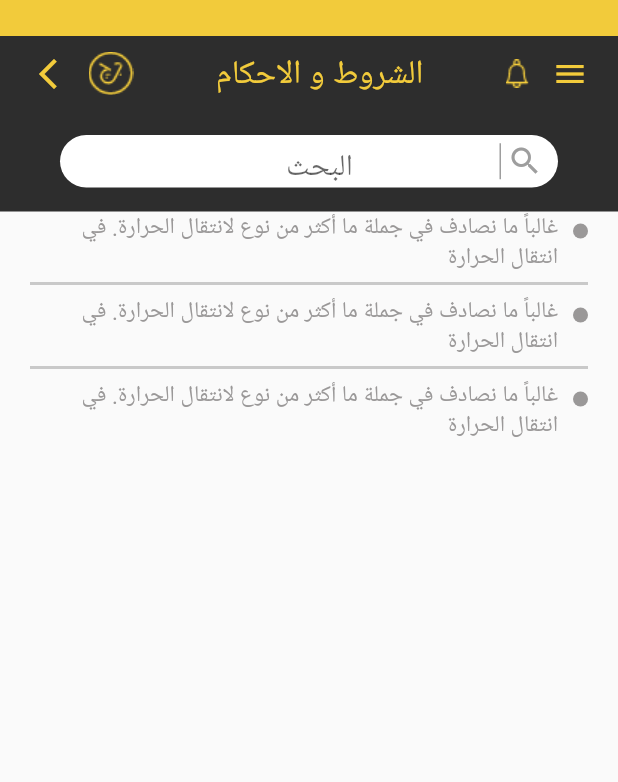
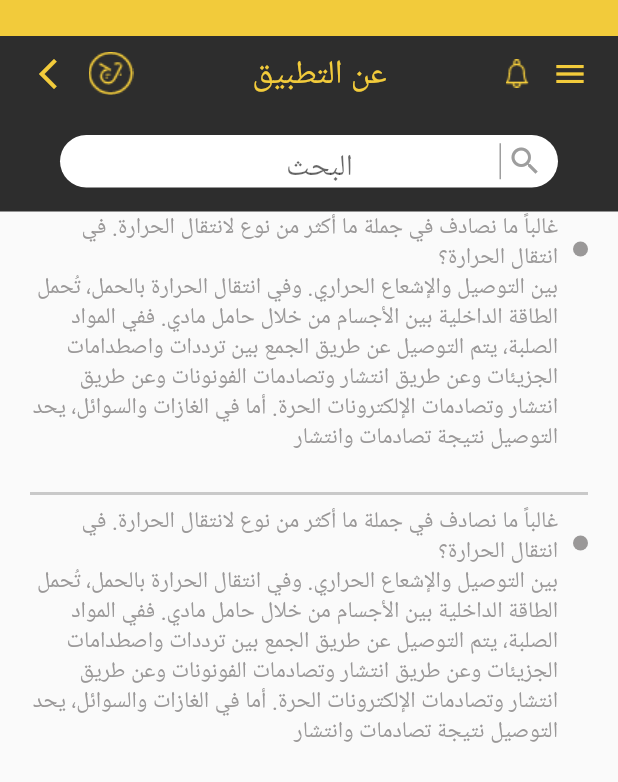
Before and after one commit to Ahmed20Salah/JP-App, a Flutter app: the screen it shows after launch, on a phone screen of 412 x 824 dp. Shown: the top 782 px of the screen. Run offline on Flutter 3.47's test engine with Material 2 defaults, Android fonts, the phone set to English and light mode, and no system bars.

Commit message:
common & about us pages

```diff
--- a/lib/main.dart
+++ b/lib/main.dart
@@ -1,7 +1,9 @@
 import 'package:flutter/material.dart';
 import 'package:flutter_localizations/flutter_localizations.dart';
 import 'package:jp/model/item.dart';
+import 'package:jp/ui/pages/about_us.dart';
 import 'package:jp/ui/pages/category.dart';
+import 'package:jp/ui/pages/common.dart';
 import 'package:jp/ui/pages/delivery_steps.dart';
 import 'package:jp/ui/pages/end_transaction.dart';
 import 'package:jp/ui/pages/home.dart';
@@ -34,7 +36,7 @@ class MyApp extends StatelessWidget {
       theme: ThemeData(
         primarySwatch: Colors.blue,
       ),
-      home: Terms(),
+      home: Commmon(),
     );
   }
 }
--- /dev/null
+++ b/lib/ui/pages/common.dart
@@ -0,0 +1,55 @@
+import 'package:flutter/cupertino.dart';
+import 'package:flutter/material.dart';
+import 'package:jp/ui/widgets/aboutus_text.dart';
+import 'package:jp/ui/widgets/appbar.dart';
+import 'package:jp/ui/widgets/notification_bar.dart';
+import 'package:jp/ui/widgets/search.dart';
+
+class Commmon extends StatelessWidget {
+  @override
+  Widget build(BuildContext context) {
+    return Scaffold(
+      body: SingleChildScrollView(
+        child: Column(
+          children: <Widget>[
+            NotificationBar(),
+            Appbar('عن التطبيق'),
+            Search(),
+            Container(
+              margin: EdgeInsets.symmetric(horizontal: 20.0),
+              height: MediaQuery.of(context).size.height - 80.0,
+              child: ListView.builder(
+                itemCount: 2,
+                itemBuilder: (context, index) {
+                  return Container(
+                    child: Column(
+                      children: <Widget>[
+                        AboutUsText(
+                          'غالباً ما نصادف في جملة ما أكثر من نوع لانتقال الحرارة. في انتقال الحرارة؟',
+                          'بين التوصيل والإشعاع الحراري. وفي انتقال الحرارة بالحمل، تُحمل الطاقة الداخلية بين الأجسام من خلال حامل مادي. ففي المواد الصلبة، يتم التوصيل عن طريق الجمع بين ترددات واصطدامات الجزيئات وعن طريق انتشار وتصادمات الفونونات وعن طريق انتشار وتصادمات الإلكترونات الحرة. أما في الغازات والسوائل، يحد التوصيل نتيجة تصادمات وانتشار',
+                          TextStyle(
+                            fontSize: 15.0,
+                            color: Color(0XFF9A9898),
+                          ),
+                        ),
+                        SizedBox(
+                          height: 20.0,
+                        ),
+                        index == 1
+                            ? Container()
+                            : Divider(
+                                color: Color(0xffC9C9C9),
+                                thickness: 2,
+                              )
+                      ],
+                    ),
+                  );
+                },
+              ),
+            )
+          ],
+        ),
+      ),
+    );
+  }
+}
--- /dev/null
+++ b/lib/ui/widgets/aboutus_text.dart
@@ -0,0 +1,43 @@
+import 'package:flutter/cupertino.dart';
+
+class AboutUsText extends StatelessWidget {
+  final String text;
+  final String title;
+  final TextStyle style;
+  AboutUsText(this.title, this.text ,this.style);
+  @override
+  Widget build(BuildContext context) {
+    return Container(
+      child: Row(
+        crossAxisAlignment: CrossAxisAlignment.start,
+        mainAxisAlignment: MainAxisAlignment.spaceBetween,
+        children: <Widget>[
+          Container(
+            margin: EdgeInsets.only(top: 20, left: 8),
+            width: 10,
+            height: 10.0,
+            decoration: BoxDecoration(
+                borderRadius: BorderRadius.circular(10.0),
+                color: Color(0xff9A9898)),
+          ),
+          Container(
+              width: MediaQuery.of(context).size.width - 60.0,
+              child: Column(
+                crossAxisAlignment: CrossAxisAlignment.start,
+                children: <Widget>[
+                  Text(
+                    title,
+                    textAlign: TextAlign.right,
+                    style: style,
+                  ),
+                  Text(
+                    text,
+                    style: TextStyle(color: Color(0xff9A9898)),
+                  ),
+                ],
+              )),
+        ],
+      ),
+    );
+  }
+}
```
Also changed, not shown: lib/ui/pages/about_us.dart (added, +55 -0 lines), lib/ui/widgets/policy_text.dart (+6 -5 lines).
